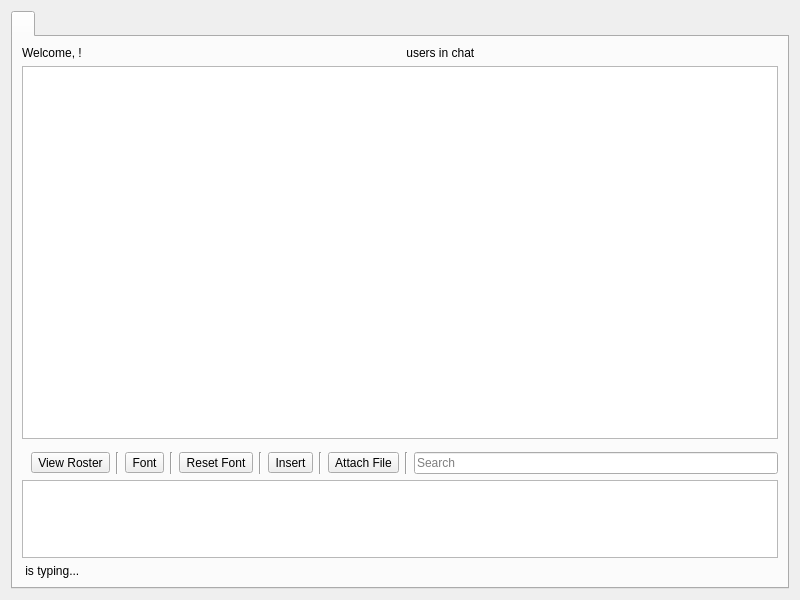
Above: src/ui/xmpp/gkxmppmessagedialog.ui from GekkoFyre/small-world-deluxe before the change. Below: the same form after it.
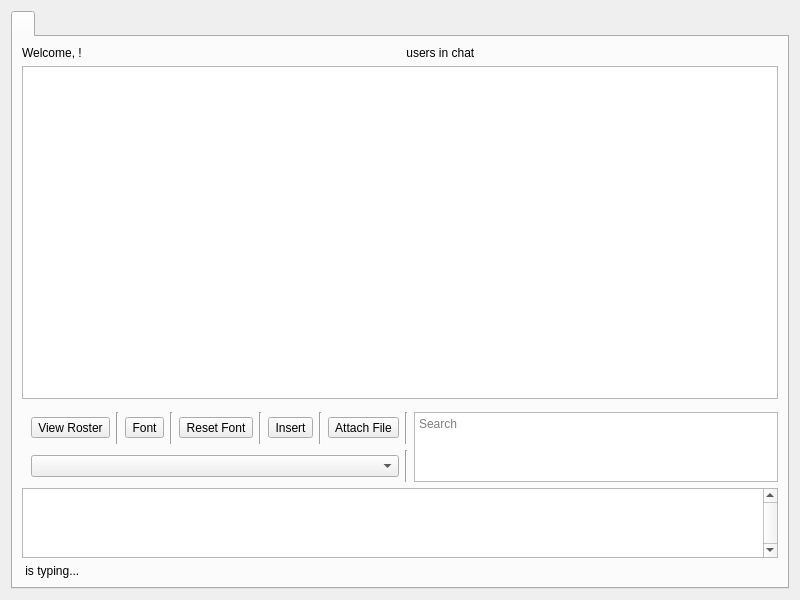
That is the form after the change.

Commit message: * Removed a bunch of dead code from the Google LevelDB side of code. * Begun playing around with geographical algorithms much more, with the introduction of being able to choose where you are in the world from a world atlas/globe (thanks to Marble by KDE Project) and then share those GPS co-ordinates with others, as you wish. * Minor modifications to the (Q)Xmpp code, with the introduction of a shortcuts/macros dropdown combo-box within the message dialog. * Much more work needs to be done on the aforementioned two.

```diff
--- a/src/ui/xmpp/gkxmppmessagedialog.ui
+++ b/src/ui/xmpp/gkxmppmessagedialog.ui
@@ -205,6 +205,48 @@
               <number>0</number>
              </property>
              <item>
+              <widget class="QFrame" name="frame_tx_msg_settings_toolbuttons">
+               <property name="frameShape">
+                <enum>QFrame::NoFrame</enum>
+               </property>
+               <property name="frameShadow">
+                <enum>QFrame::Plain</enum>
+               </property>
+               <layout class="QVBoxLayout" name="verticalLayout_5">
+                <property name="leftMargin">
+                 <number>0</number>
+                </property>
+                <property name="topMargin">
+                 <number>0</number>
+                </property>
+                <property name="rightMargin">
+                 <number>0</number>
+                </property>
+                <property name="bottomMargin">
+                 <number>0</number>
+                </property>
+                <item>
+                 <widget class="QFrame" name="frame_tx_msg_settings_toolbuttons_top">
+                  <property name="frameShape">
+                   <enum>QFrame::NoFrame</enum>
+                  </property>
+                  <property name="frameShadow">
+                   <enum>QFrame::Plain</enum>
+                  </property>
+                  <layout class="QHBoxLayout" name="horizontalLayout_5">
+                   <property name="leftMargin">
+                    <number>0</number>
+                   </property>
+                   <property name="topMargin">
+                    <number>0</number>
+                   </property>
+                   <property name="rightMargin">
+                    <number>0</number>
+                   </property>
+                   <property name="bottomMargin">
+                    <number>0</number>
+                   </property>
+                   <item>
               <widget class="QToolButton" name="toolButton_view_roster">
                <property name="text">
                 <string>View Roster</string>
@@ -274,8 +316,48 @@
                </property>
               </widget>
              </item>
+                  </layout>
+                 </widget>
+                </item>
              <item>
-              <widget class="QLineEdit" name="lineEdit_message_search">
+                 <widget class="QFrame" name="frame_tx_msg_settings_toolbuttons_bottom">
+                  <property name="frameShape">
+                   <enum>QFrame::NoFrame</enum>
+                  </property>
+                  <property name="frameShadow">
+                   <enum>QFrame::Plain</enum>
+                  </property>
+                  <layout class="QHBoxLayout" name="horizontalLayout_6">
+                   <property name="leftMargin">
+                    <number>0</number>
+                   </property>
+                   <property name="topMargin">
+                    <number>0</number>
+                   </property>
+                   <property name="rightMargin">
+                    <number>0</number>
+                   </property>
+                   <property name="bottomMargin">
+                    <number>0</number>
+                   </property>
+                   <item>
+                    <widget class="QComboBox" name="comboBox_tx_msg_shortcut_cmds"/>
+                   </item>
+                   <item>
+                    <widget class="Line" name="line_6">
+                     <property name="orientation">
+                      <enum>Qt::Vertical</enum>
+                     </property>
+                    </widget>
+                   </item>
+                  </layout>
+                 </widget>
+                </item>
+               </layout>
+              </widget>
+             </item>
+             <item>
+              <widget class="QPlainTextEdit" name="plainTextEdit_message_search">
                <property name="placeholderText">
                 <string>Search</string>
                </property>
@@ -286,6 +368,9 @@
           </item>
           <item>
            <widget class="QTextEdit" name="textEdit_tx_msg_dialog">
+            <property name="verticalScrollBarPolicy">
+             <enum>Qt::ScrollBarAlwaysOn</enum>
+            </property>
             <property name="horizontalScrollBarPolicy">
              <enum>Qt::ScrollBarAlwaysOff</enum>
             </property>
```
Left out of the diff: 5 changed lines with no effect on the pictures. Lines whose indentation alone changed are shown as unchanged. The commit also changes 15 other files.
